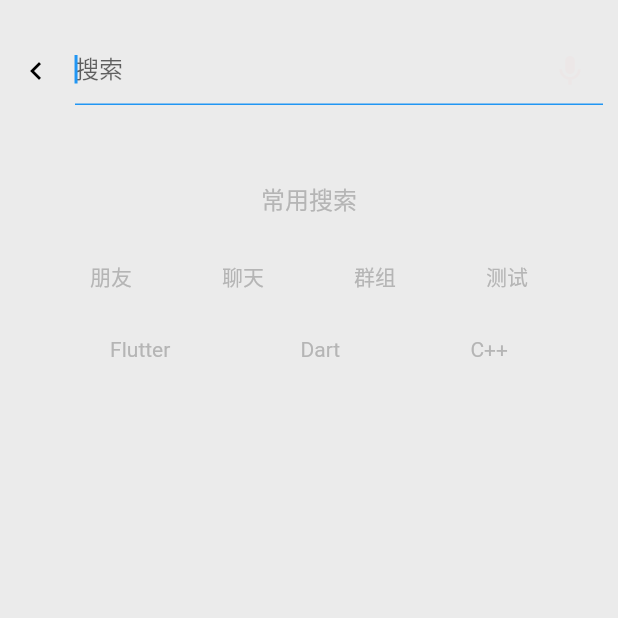
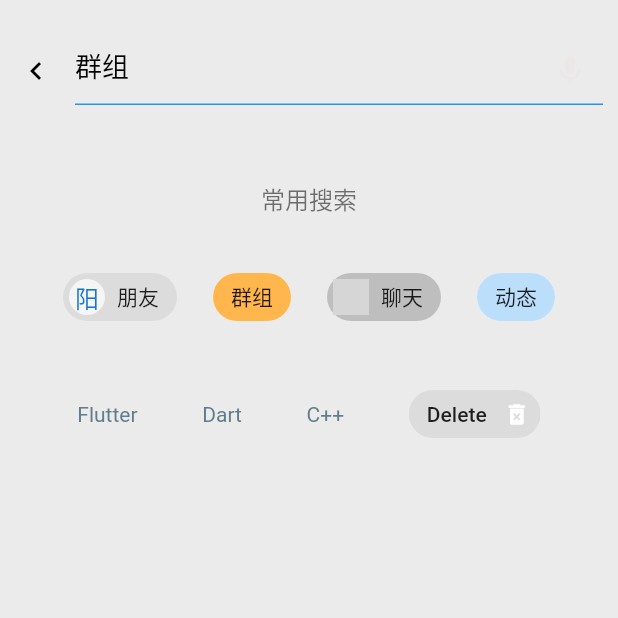
Before and after one commit to aiyangtianci/flutter_app, a Flutter app: the Search screen opened by its route, after a tap on "群组", on a phone screen of 412 x 824 dp, the top half of it. Run offline on Flutter 3.47's test engine with Material 2 defaults, Android fonts, the phone set to English and light mode, and no system bars; our stand-ins replace date_format; missing offline and left inert: flutter_webview_plugin; network calls fail; grey boxes are pictures that could not be loaded.

Commit message:
update search tags to Chip

```diff
--- a/lib/search.dart
+++ b/lib/search.dart
@@ -24,12 +24,23 @@ class SearchState extends State<Search> {
   _getText(String txt) {
     return TouchCallBack(
       isFeed: false,
-      onPressed: () {},
+      onPressed: () {
+        _SetTextFieldLable(txt);
+      },
       child: Text(
         txt,
-        style: TextStyle(fontSize: 14.0, color: Color(0xffb5b5b5)),
+        style: TextStyle(fontSize: 14.0, color: Colors.blueGrey),
       ),
     );
+  }
+
+  bool isCheck = true;
+  String _TextFieldLable = "";
+
+  _SetTextFieldLable(String lable) {
+    setState(() {
+      _TextFieldLable = lable;
+    });
   }
 
   @override
@@ -71,10 +82,12 @@ class SearchState extends State<Search> {
                       Expanded(
                         child: TextField(
                           focusNode: _requestFocus(),
-                          style: TextStyle(color: Colors.black, fontSize: 16.0),
+                          controller: new TextEditingController(text: this._TextFieldLable),
+                          style: TextStyle(color: Colors.black, fontSize: 18.0),
                           onChanged: (String text) {},
                           decoration: InputDecoration(
-                              hintText: '搜索', border: InputBorder.none),
+                              hintText: '搜索',
+                              border: InputBorder.none),
                         ),
                       ),
                       Container(
@@ -93,7 +106,7 @@ class SearchState extends State<Search> {
               margin: const EdgeInsets.only(top: 50.0),
               child: Text(
                 '常用搜索',
-                style: TextStyle(fontSize: 16.0, color: Color(0xffb5b5b5)),
+                style: TextStyle(fontSize: 16.0, color: Colors.black54),
               ),
             ),
             Padding(
@@ -102,15 +115,48 @@ class SearchState extends State<Search> {
                 //对齐方式采用均匀对齐
                 mainAxisAlignment: MainAxisAlignment.spaceAround,
                 children: <Widget>[
-                  _getText('朋友'),
-                  _getText('聊天'),
-                  _getText('群组'),
-                  _getText('测试'),
+                  Chip(
+                    label: Text('朋友'),
+                    avatar: CircleAvatar(
+                      child: Text('阳'),
+                      backgroundColor: Colors.grey[100],
+                    ),
+                  ),
+                  ActionChip(
+                    label: Text('群组'),
+                    backgroundColor: Colors.orange[300],
+                    onPressed: () {
+                      _SetTextFieldLable('群组');
+                    },
+                  ),
+                  FilterChip(
+                    label: Text('聊天'),
+                    avatar: CircleAvatar(
+                      backgroundImage: NetworkImage(
+                          'https://avatar.csdnimg.cn/F/D/2/3_csdn_aiyang.jpg'),
+                    ),
+                    selected: isCheck, //未被选中
+                    onSelected: (value) {
+                      //value是选中状态
+                      isCheck = value;
+                      _SetTextFieldLable('聊天');
+                    },
+                  ),
+                  ChoiceChip(
+                    selected: isCheck,
+                    onSelected: (value) {
+                      //value是选中状态
+                      isCheck = value;
+                      _SetTextFieldLable('动态');
+                    },
+                    selectedColor: Colors.blue[100],
+                    label: Text('动态'),
+                  ),
                 ],
               ),
             ),
             Padding(
-              padding: const EdgeInsets.only(left: 30.0,right: 30.0),
+              padding: const EdgeInsets.only(left: 30.0, right: 30.0),
               child: Row(
                 mainAxisAlignment: MainAxisAlignment.spaceAround,
                 children: <Widget>[
@@ -118,6 +164,15 @@ class SearchState extends State<Search> {
                   _getText('Flutter'),
                   _getText('Dart'),
                   _getText('C++'),
+                  Chip(
+                    label: Text('Delete'),
+                    onDeleted: () {
+                      _SetTextFieldLable('Delete');
+                    },
+                    deleteIcon: Icon(Icons.delete_forever),
+                    deleteIconColor: Colors.white,
+                    deleteButtonTooltipMessage: 'remove this chip of tag',
+                  ),
                 ],
               ),
             ),
```
Also changed, not shown: 1 other file.
